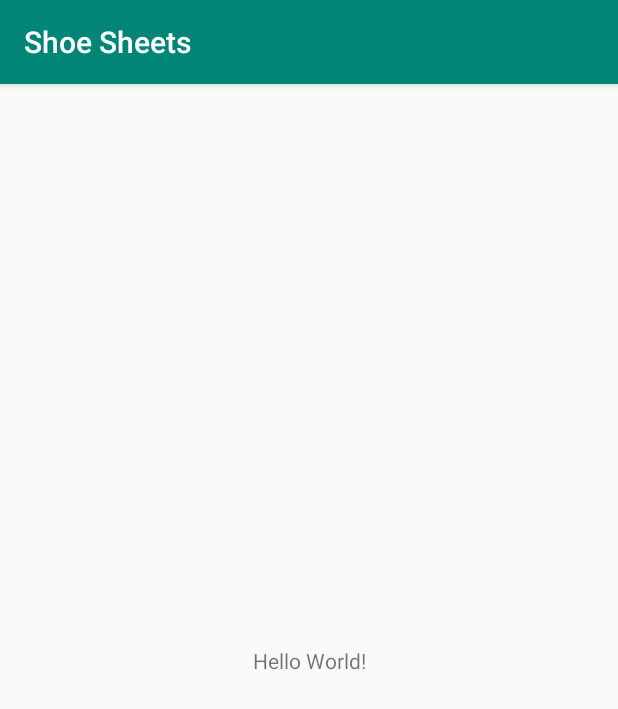
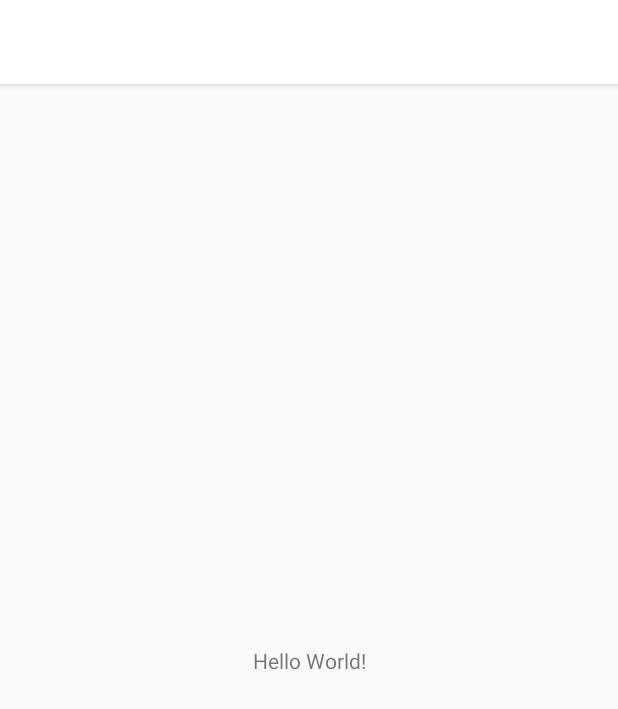
Before and after one commit to omidmogasemi/ShoeSheets, an Android app: the screen it shows after launch (MainActivity), on a phone screen of 412 x 824 dp. Shown: the top 709 px of the screen. Run offline under Robolectric (Android 15) with nearby library versions, the phone set to English and light mode, and no system bars.

Commit message:
Created loading screen, proper color theme, and back-end file storage system.

```diff
--- a/app/src/main/java/xyz/shoesheets/shoesheets/MainActivity.java
+++ b/app/src/main/java/xyz/shoesheets/shoesheets/MainActivity.java
@@ -1,14 +1,103 @@
 package xyz.shoesheets.shoesheets;
 
+import androidx.appcompat.app.AlertDialog;
 import androidx.appcompat.app.AppCompatActivity;
 
+import android.content.Context;
+import android.content.DialogInterface;
+import android.content.SharedPreferences;
 import android.os.Bundle;
+import android.preference.PreferenceManager;
+import android.util.Log;
+
+import java.io.BufferedWriter;
+import java.io.File;
+import java.io.FileNotFoundException;
+import java.io.FileOutputStream;
+import java.io.FileWriter;
+import java.io.IOException;
+import java.util.Scanner;
 
 public class MainActivity extends AppCompatActivity {
+
+    public static File margins,
+            purchaseDate, purchaseType, purchaseItemName, purchaseSite, purchasePrice,
+            saleDate, saleType, saleItemName, saleSite, salePrice, predictedSales;
 
     @Override
     protected void onCreate(Bundle savedInstanceState) {
         super.onCreate(savedInstanceState);
         setContentView(R.layout.activity_main);
+
+        // creates a static sharedpreferences so variables stored in phone memory can be accessed by all other classes
+        // can be accessed by MainActivity.SharedPreferences
+        SharedPreferences prefs = PreferenceManager.getDefaultSharedPreferences(this);
+        boolean firstStart = prefs.getBoolean("firstStart", true);
+        SharedPreferences.Editor editor = prefs.edit();
+
+        // check if the app has been opened before
+        if (firstStart) {
+            createStartVariables();
+            editor.putBoolean("firstStart", false);
+            editor.apply();
+        }
+
+        initializeStorageFiles();
+    }
+
+    private void createStartVariables() {
+        // test to ensure the first start check is currently working
+        new AlertDialog.Builder(this).setTitle("Test").setMessage("only once").setPositiveButton("ok", new DialogInterface.OnClickListener() {
+            public void onClick(DialogInterface dialog, int which) {
+                dialog.dismiss();
+            }
+        })
+                .create().show();
+    }
+
+    // Opens up the files from their proper directory (or creates them if they do not exist)
+    private void initializeStorageFiles() {
+        Context ctx = getApplicationContext();
+        margins = new File(ctx.getFilesDir(), "margins");
+        purchaseDate = new File(ctx.getFilesDir(), "purchaseDate");
+        purchaseType = new File(ctx.getFilesDir(), "purchaseType");
+        purchaseItemName = new File(ctx.getFilesDir(), "purchaseItemName");
+        purchaseSite = new File(ctx.getFilesDir(), "purchaseSite");
+        purchasePrice = new File(ctx.getFilesDir(), "purchasePrice");
+        saleDate = new File(ctx.getFilesDir(), "saleDate");
+        saleType = new File(ctx.getFilesDir(), "saleDate");
+        saleItemName = new File(ctx.getFilesDir(), "saleItemName");
+        saleSite = new File(ctx.getFilesDir(), "saleSite");
+        salePrice = new File(ctx.getFilesDir(), "salePrice");
     }
 }
+
+/*
+HOW TO PROPERLY OPEN, WRITE INTO, AND READ FROM A FILE ON THE ANDROID DEVICE'S INTERNAL STORAGE
+        Context ctx = getApplicationContext();
+        margins = new File(ctx.getFilesDir(), "margins");
+        String fileContents = "Hello World!";
+        FileOutputStream outputStream;
+        try{
+            BufferedWriter out = new BufferedWriter(
+                    new FileWriter(margins, true));
+            out.write(fileContents);
+            out.close();
+        } catch (Exception e) {
+            e.printStackTrace();
+        }
+        Scanner input = null;
+        try {
+            input = new Scanner(margins);
+            while (input.hasNextLine()){
+                Log.d("IT_WORKS", input.nextLine());
+            }
+        } catch(FileNotFoundException e) {
+            e.printStackTrace();
+        }
+ */
+
+/*
+In order to open a file, just do it normally like as if you were creating a file.
+Then to append to it, call Buffered Writer like shown above and make sure that it's set onto true.
+ */
--- a/app/src/main/res/values/colors.xml
+++ b/app/src/main/res/values/colors.xml
@@ -1,6 +1,6 @@
 <?xml version="1.0" encoding="utf-8"?>
 <resources>
-    <color name="colorPrimary">#008577</color>
-    <color name="colorPrimaryDark">#00574B</color>
-    <color name="colorAccent">#D81B60</color>
+    <color name="colorPrimary">#FFFFFF</color>
+    <color name="colorPrimaryDark">#29FE76</color>
+    <color name="colorAccent">#342b45</color>
 </resources>
--- a/app/src/main/res/values/styles.xml
+++ b/app/src/main/res/values/styles.xml
@@ -8,4 +8,10 @@
         <item name="colorAccent">@color/colorAccent</item>
     </style>
 
+    <style name="SplashTheme" parent="Theme.AppCompat.NoActionBar">
+        <item name="android:windowBackground">
+            @drawable/background_splash
+        </item>
+    </style>
+
 </resources>
```
Also changed, not shown: app/src/main/AndroidManifest.xml (+8 -0 lines).
